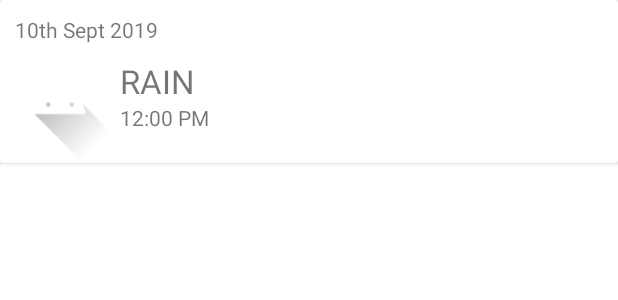
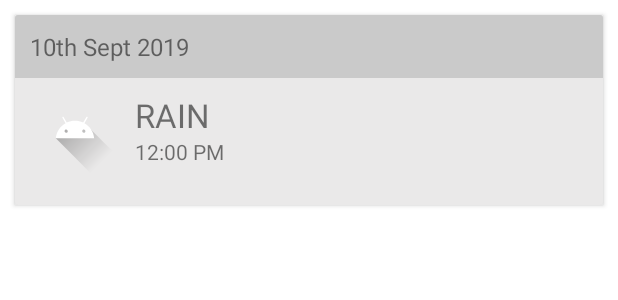
Before and after one commit to kappabi/android-weather-app-example, an Android app: the layout main_day_item.xml on its own in the app's theme, with its tools: preview values and no code run, on a phone screen of 412 x 824 dp. Shown: the top 300 px of the screen. Run offline under Robolectric (Android 15) with nearby library versions, the phone set to English and light mode, and no system bars.

```diff
--- a/app/src/main/java/au/kappabi/weatherapp/MainActivity.kt
+++ b/app/src/main/java/au/kappabi/weatherapp/MainActivity.kt
@@ -28,5 +28,9 @@ class MainActivity : AppCompatActivity() {
             recyclerView?.adapter = adapter
         }
 
+        // TODO Add the loading spinner
+
+        // TODO Add refresh button in menu
+
     }
 }
--- a/app/src/main/java/au/kappabi/weatherapp/viewmodels/HomeViewModel.kt
+++ b/app/src/main/java/au/kappabi/weatherapp/viewmodels/HomeViewModel.kt
@@ -61,4 +61,5 @@ class HomeViewModel(val weatherApi : WeatherApi) : ViewModel() {
         }
     }
 
+    // TODO Persist data
 }
--- a/app/src/main/res/layout/main_day_item.xml
+++ b/app/src/main/res/layout/main_day_item.xml
@@ -4,7 +4,9 @@
     xmlns:tools="http://schemas.android.com/tools"
     android:id="@+id/cardView"
     android:layout_height="wrap_content"
-    xmlns:android="http://schemas.android.com/apk/res/android">
+    xmlns:android="http://schemas.android.com/apk/res/android"
+    android:layout_margin="10dp"
+    android:backgroundTint="@color/grey">
 
 <androidx.constraintlayout.widget.ConstraintLayout
     android:layout_width="match_parent"
@@ -14,15 +16,19 @@
         android:id="@+id/date_text_view"
         android:layout_width="match_parent"
         android:layout_height="wrap_content"
+        android:layout_marginBottom="10dp"
+        app:layout_constraintTop_toTopOf="parent"
+        tools:text="10th Sept 2019"
+        android:textSize="16sp"
         android:padding="10dp"
-        app:layout_constraintTop_toTopOf="parent"
-        tools:text="10th Sept 2019" />
+        android:background="@color/darkgrey"/>
 
     <ImageView
         android:id="@+id/icon_main_image_view"
         android:layout_width="80dp"
         android:layout_height="80dp"
         android:layout_marginTop="10dp"
+        android:paddingHorizontal="10dp"
         android:contentDescription="@string/weather_icon"
         app:layout_constraintBottom_toBottomOf="@+id/main_time_text_view"
         app:layout_constraintStart_toStartOf="parent"
@@ -34,6 +40,7 @@
         android:layout_width="wrap_content"
         android:layout_height="wrap_content"
         android:textSize="22sp"
+        android:layout_marginTop="10dp"
         app:layout_constraintStart_toEndOf="@id/icon_main_image_view"
         app:layout_constraintTop_toBottomOf="@id/date_text_view"
         tools:text="RAIN" />
@@ -50,6 +57,8 @@
         android:id="@+id/three_hour_recycler_view"
         android:layout_width="match_parent"
         android:layout_height="wrap_content"
+        android:paddingHorizontal="10dp"
+        android:paddingBottom="10dp"
         android:orientation="horizontal"
         app:layout_constraintTop_toBottomOf="@+id/icon_main_image_view"
         tools:orientation="horizontal" />
--- a/app/src/main/res/values/colors.xml
+++ b/app/src/main/res/values/colors.xml
@@ -7,4 +7,6 @@
     <color name="teal_700">#FF018786</color>
     <color name="black">#FF000000</color>
     <color name="white">#FFFFFFFF</color>
+    <color name="grey">#EAE9E9</color>
+    <color name="darkgrey">#CACACA</color>
 </resources>
```
Also changed, not shown: app/build.gradle (+9 -1 lines), app/src/main/java/au/kappabi/weatherapp/adapters/ThreeHourDataAdapter.kt (+8 -2 lines), app/src/main/java/au/kappabi/weatherapp/adapters/WeatherDataAdapter.kt (+12 -7 lines), 1 other file.
